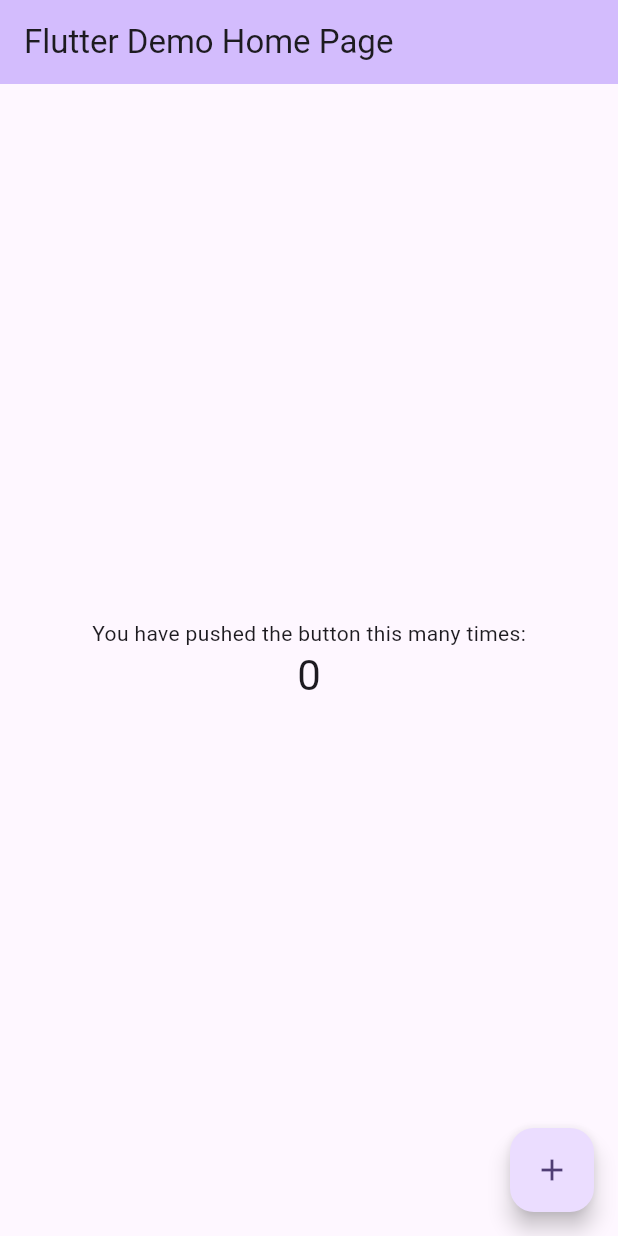
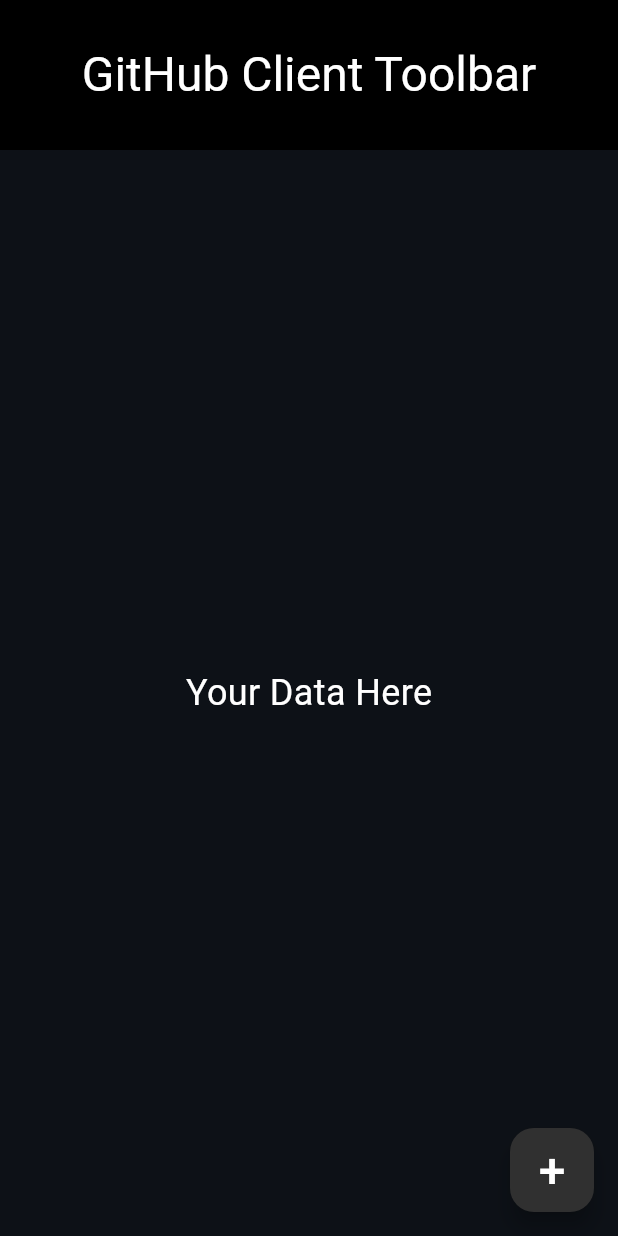
Before and after one commit to Chimpchi/github_client, a Flutter app: the screen it shows after launch, on a phone screen of 412 x 824 dp. Run offline on Flutter 3.47's test engine with Material 3 defaults, Android fonts, the phone set to English and light mode, and no system bars.

Commit message:
Basic UI Change

```diff
--- a/lib/main.dart
+++ b/lib/main.dart
@@ -1,125 +1,40 @@
 import 'package:flutter/material.dart';
 
 void main() {
-  runApp(const MyApp());
-}
+  runApp(MaterialApp(
+    home: Scaffold(
+      appBar: AppBar(
+        title: const Text(
+          'GitHub Client Toolbar',
+          style: TextStyle(
+            fontSize: 32,
+            color: Colors.white,
+            ),
+          ),
 
-class MyApp extends StatelessWidget {
-  const MyApp({super.key});
+        toolbarHeight: 100,
+        centerTitle: true,
+        backgroundColor: Colors.black,
+      ),
 
-  // This widget is the root of your application.
-  @override
-  Widget build(BuildContext context) {
-    return MaterialApp(
-      title: 'Flutter Demo',
-      theme: ThemeData(
-        // This is the theme of your application.
-        //
-        // TRY THIS: Try running your application with "flutter run". You'll see
-        // the application has a purple toolbar. Then, without quitting the app,
-        // try changing the seedColor in the colorScheme below to Colors.green
-        // and then invoke "hot reload" (save your changes or press the "hot
-        // reload" button in a Flutter-supported IDE, or press "r" if you used
-        // the command line to start the app).
-        //
-        // Notice that the counter didn't reset back to zero; the application
-        // state is not lost during the reload. To reset the state, use hot
-        // restart instead.
-        //
-        // This works for code too, not just values: Most code changes can be
-        // tested with just a hot reload.
-        colorScheme: ColorScheme.fromSeed(seedColor: Colors.deepPurple),
-        useMaterial3: true,
-      ),
-      home: const MyHomePage(title: 'Flutter Demo Home Page'),
-    );
-  }
-}
-
-class MyHomePage extends StatefulWidget {
-  const MyHomePage({super.key, required this.title});
-
-  // This widget is the home page of your application. It is stateful, meaning
-  // that it has a State object (defined below) that contains fields that affect
-  // how it looks.
-
-  // This class is the configuration for the state. It holds the values (in this
-  // case the title) provided by the parent (in this case the App widget) and
-  // used by the build method of the State. Fields in a Widget subclass are
-  // always marked "final".
-
-  final String title;
-
-  @override
-  State<MyHomePage> createState() => _MyHomePageState();
-}
-
-class _MyHomePageState extends State<MyHomePage> {
-  int _counter = 0;
-
-  void _incrementCounter() {
-    setState(() {
-      // This call to setState tells the Flutter framework that something has
-      // changed in this State, which causes it to rerun the build method below
-      // so that the display can reflect the updated values. If we changed
-      // _counter without calling setState(), then the build method would not be
-      // called again, and so nothing would appear to happen.
-      _counter++;
-    });
-  }
-
-  @override
-  Widget build(BuildContext context) {
-    // This method is rerun every time setState is called, for instance as done
-    // by the _incrementCounter method above.
-    //
-    // The Flutter framework has been optimized to make rerunning build methods
-    // fast, so that you can just rebuild anything that needs updating rather
-    // than having to individually change instances of widgets.
-    return Scaffold(
-      appBar: AppBar(
-        // TRY THIS: Try changing the color here to a specific color (to
-        // Colors.amber, perhaps?) and trigger a hot reload to see the AppBar
-        // change color while the other colors stay the same.
-        backgroundColor: Theme.of(context).colorScheme.inversePrimary,
-        // Here we take the value from the MyHomePage object that was created by
-        // the App.build method, and use it to set our appbar title.
-        title: Text(widget.title),
-      ),
-      body: Center(
-        // Center is a layout widget. It takes a single child and positions it
-        // in the middle of the parent.
-        child: Column(
-          // Column is also a layout widget. It takes a list of children and
-          // arranges them vertically. By default, it sizes itself to fit its
-          // children horizontally, and tries to be as tall as its parent.
-          //
-          // Column has various properties to control how it sizes itself and
-          // how it positions its children. Here we use mainAxisAlignment to
-          // center the children vertically; the main axis here is the vertical
-          // axis because Columns are vertical (the cross axis would be
-          // horizontal).
-          //
-          // TRY THIS: Invoke "debug painting" (choose the "Toggle Debug Paint"
-          // action in the IDE, or press "p" in the console), to see the
-          // wireframe for each widget.
-          mainAxisAlignment: MainAxisAlignment.center,
-          children: <Widget>[
-            const Text(
-              'You have pushed the button this many times:',
-            ),
-            Text(
-              '$_counter',
-              style: Theme.of(context).textTheme.headlineMedium,
-            ),
-          ],
-        ),
+      body: const Center(
+        child: Text('Your Data Here', style: TextStyle(
+          color: Colors.white,
+          fontSize: 24
+        ),)
       ),
       floatingActionButton: FloatingActionButton(
-        onPressed: _incrementCounter,
-        tooltip: 'Increment',
-        child: const Icon(Icons.add),
-      ), // This trailing comma makes auto-formatting nicer for build methods.
-    );
-  }
+        onPressed: () => (),
+        backgroundColor: Colors.grey[850],
+        child: const Text('+', style: TextStyle(
+          color: Colors.white,
+          fontSize: 32
+        ),),
+        focusColor: const Color.fromARGB(255, 43, 49, 56),
+      ),
+
+      backgroundColor: const Color.fromARGB(255, 13, 17, 23),
+    ),
+
+  ));
 }
```
